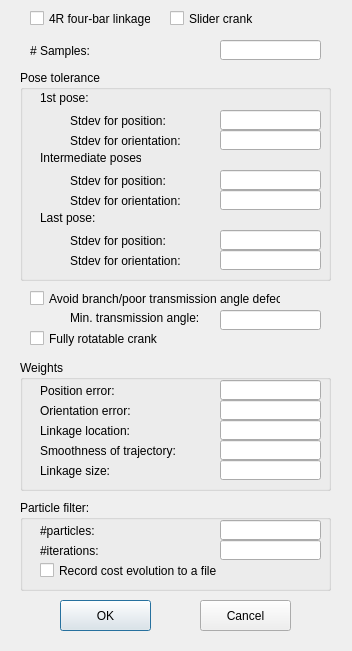
Above: KinematicDesign2D/LinkageSynthesisOptionDialog.ui from gnishida/KinematicDesign2D before the change. Below: the same form after it.
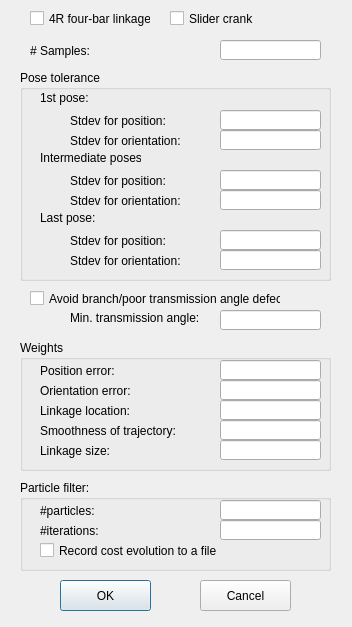
That is the form after the change.

Commit message: remove rotatableCrankDefect

Diff of the .ui file:
```diff
--- a/KinematicDesign2D/LinkageSynthesisOptionDialog.ui
+++ b/KinematicDesign2D/LinkageSynthesisOptionDialog.ui
@@ -7,7 +7,7 @@
     <x>0</x>
     <y>0</y>
     <width>352</width>
-    <height>651</height>
+    <height>627</height>
    </rect>
   </property>
   <property name="windowTitle">
@@ -49,24 +49,11 @@
     <string>Avoid branch/poor transmission angle defect</string>
    </property>
   </widget>
-  <widget class="QCheckBox" name="checkBoxRotatableCrank">
-   <property name="geometry">
-    <rect>
-     <x>30</x>
-     <y>330</y>
-     <width>131</width>
-     <height>17</height>
-    </rect>
-   </property>
-   <property name="text">
-    <string>Fully rotatable crank</string>
-   </property>
-  </widget>
   <widget class="QPushButton" name="pushButtonOK">
    <property name="geometry">
     <rect>
      <x>60</x>
-     <y>600</y>
+     <y>580</y>
      <width>91</width>
      <height>31</height>
     </rect>
@@ -79,7 +66,7 @@
    <property name="geometry">
     <rect>
      <x>200</x>
-     <y>600</y>
+     <y>580</y>
      <width>91</width>
      <height>31</height>
     </rect>
@@ -282,7 +269,7 @@
    <property name="geometry">
     <rect>
      <x>20</x>
-     <y>360</y>
+     <y>340</y>
      <width>311</width>
      <height>131</height>
     </rect>
@@ -410,7 +397,7 @@
    <property name="geometry">
     <rect>
      <x>20</x>
-     <y>500</y>
+     <y>480</y>
      <width>311</width>
      <height>91</height>
     </rect>
```
The commit also changes 10 other files.
